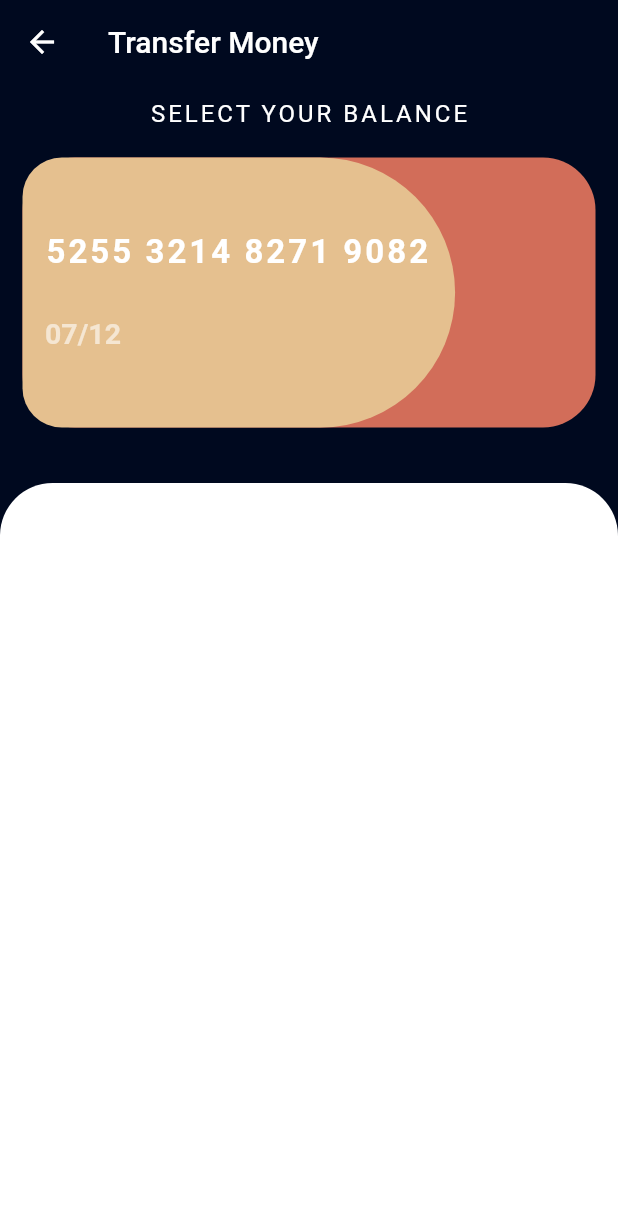
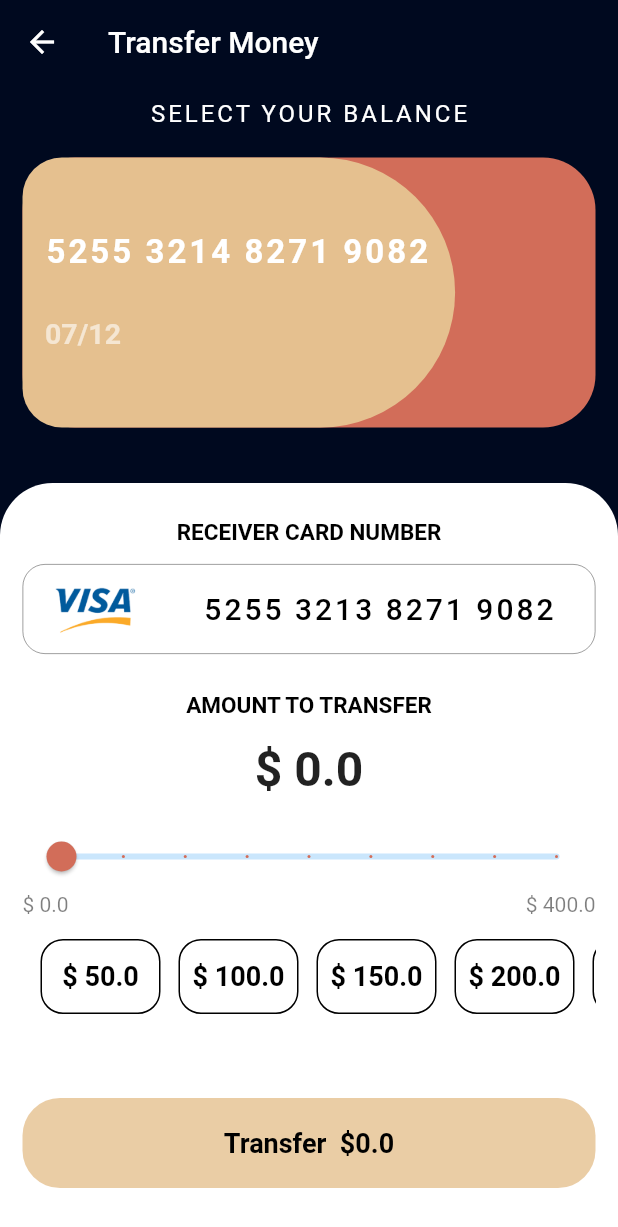
Before and after one commit to iffatak/test_project, a Flutter app: the TransferMoneyScreen screen opened directly, on a phone screen of 412 x 824 dp. Shown: the top 1227 px of the screen. Run offline on Flutter 3.47's test engine with Material 2 defaults, Android fonts, the phone set to English and light mode, and no system bars; our stand-ins replace carousel_slider.

Commit message:
transfer amount screen build

```diff
--- a/lib/Modules/Transactions/transfer_money_screen.dart
+++ b/lib/Modules/Transactions/transfer_money_screen.dart
@@ -1,5 +1,7 @@
 import 'package:flutter/material.dart';
+import 'package:test_project/Modules/Transactions/widgets/amount_selector.dart';
 import 'package:test_project/Modules/Transactions/widgets/master_card.dart';
+import 'package:test_project/Modules/Transactions/widgets/receiver_card.dart';
 import 'package:test_project/Utils/color_codes.dart';
 import 'package:test_project/Utils/utils.dart';
 
@@ -12,6 +14,9 @@ class TransferMoneyScreen extends StatefulWidget {
 }
 
 class _TransferMoneyScreenState extends State<TransferMoneyScreen> {
+  double amountToTransfer=0.0;
+  double min = 0.0;
+  double max = 400;
   @override
   Widget build(BuildContext context) {
     return Scaffold(
@@ -40,19 +45,8 @@ class _TransferMoneyScreenState extends State<TransferMoneyScreen> {
           child: Column(
             children: [
               headerWidget(),
-              SizedBox(height: 15,),
-              Expanded(
-                flex: 2,
-                child: Container(
-                  decoration:const BoxDecoration(
-                    color: ColorCodes.WHITE_COLOR,
-                    borderRadius: BorderRadius.only(
-                      topRight: Radius.circular(35),
-                      topLeft: Radius.circular(35)
-                    )
-                  ),
-                ),
-              )
+              const SizedBox(height: 15,),
+              bodyContent()
             ],
           ),
         ),
@@ -79,4 +73,113 @@ class _TransferMoneyScreenState extends State<TransferMoneyScreen> {
       ),
     );
   }
+
+  bodyContent(){
+    return Expanded(
+      flex: 2,
+      child: Container(
+        padding:const  EdgeInsets.symmetric(horizontal: 15,vertical: 12),
+        decoration:const BoxDecoration(
+            color: ColorCodes.WHITE_COLOR,
+            borderRadius: BorderRadius.only(
+                topRight: Radius.circular(35),
+                topLeft: Radius.circular(35)
+            )
+        ),
+        child: Column(
+          children: [
+            const SizedBox(height: 12,),
+           const Text("RECEIVER CARD NUMBER",
+              style: TextStyle(
+              fontSize: 15,
+              color: ColorCodes.BLACK_COLOR,
+              fontWeight: FontWeight.w600,
+            ),),
+            const SizedBox(height: 12,),
+            const ReceiverCard(),
+           const SizedBox(height: 25,),
+            const Text("AMOUNT TO TRANSFER",
+              style: TextStyle(
+                fontSize: 15,
+                color: ColorCodes.BLACK_COLOR,
+                fontWeight: FontWeight.w600,
+              ),),
+            const SizedBox(height: 15,),
+            Text("\$ $amountToTransfer",style:const TextStyle(
+              fontWeight: FontWeight.bold,
+              fontSize: 32,
+            ),),
+            const SizedBox(height: 15,),
+            sliderWidget(),
+            const SizedBox(height: 15,),
+            AmountSelector(
+                min: min,
+                max: max,
+                division: 8,
+                onChange: (val){
+                  setState(() {
+                    amountToTransfer = val;
+                  });
+                }
+            ),
+            const Spacer(),
+            SizedBox(
+              height: 60,
+              width: double.maxFinite,
+              child: ElevatedButton(
+                style: ElevatedButton.styleFrom(
+                  elevation: 0,
+                  primary: ColorCodes.PEACH_COLOR.withOpacity(0.8),
+                  shape: RoundedRectangleBorder(
+                    borderRadius: BorderRadius.circular(25)
+                  )
+                ),
+                  onPressed: (){},
+                  child: Text("Transfer  \$$amountToTransfer",
+                  style: const TextStyle(
+                    color: ColorCodes.BLACK_COLOR,
+                    fontSize: 18,
+                    fontWeight: FontWeight.bold
+                  ),)
+              ),
+            ),
+            const SizedBox(height: 20,)
+
+          ],
+        ),
+      ),
+    );
+  }
+
+  sliderWidget(){
+    return Column(
+      children: [
+        Slider(
+            value: amountToTransfer,
+            min: min,
+            max: max,
+            divisions: 8,
+            activeColor: ColorCodes.PINK_COLOR,
+            thumbColor: ColorCodes.PINK_COLOR,
+            onChanged: (val) {
+              setState(() {
+                amountToTransfer = val;
+              });
+            }
+        ),
+        Row(
+          mainAxisAlignment: MainAxisAlignment.spaceBetween,
+          children: [
+            Text("\$ $min",style: TextStyle(
+              color: ColorCodes.BLACK_COLOR.withOpacity(0.5)
+            ),),
+            Text("\$ $max",style: TextStyle(
+                color: ColorCodes.BLACK_COLOR.withOpacity(0.5)
+            )
+            )
+          ],
+        )
+      ],
+    );
+  }
 }
--- /dev/null
+++ b/lib/Modules/Transactions/widgets/amount_selector.dart
@@ -0,0 +1,69 @@
+import 'package:flutter/material.dart';
+import 'package:test_project/Utils/color_codes.dart';
+
+
+class AmountSelector extends StatefulWidget {
+  double min, max;
+  int division;
+  Function onChange;
+  AmountSelector({required this.min, required this.max, required this.division, required this.onChange});
+
+  @override
+  State<AmountSelector> createState() => _AmountSelectorState();
+}
+
+class _AmountSelectorState extends State<AmountSelector> {
+  double oneDivisionValue = 0;
+  int selectedValue = -1;
+
+  @override
+  void initState() {
+    // TODO: implement initState
+    super.initState();
+    oneDivisionValue = widget.max / widget.division;
+  }
+  @override
+  Widget build(BuildContext context) {
+    return SizedBox(
+      height: 50,
+      width: double.maxFinite,
+      child: ListView.separated(
+        padding: const EdgeInsets.symmetric(horizontal: 12),
+        scrollDirection: Axis.horizontal,
+          itemBuilder: (context,i)=>selectorCard("${(i+1)*oneDivisionValue}", i),
+          separatorBuilder: (context,i)=>const SizedBox(width: 12,),
+          itemCount: widget.division
+      ),
+    );
+  }
+
+
+  selectorCard(String value, int index){
+    return GestureDetector(
+      onTap: (){
+        setState(() {
+          selectedValue = index;
+        });
+        widget.onChange(double.parse(value));
+      },
+      child: Container(
+        height: 50,
+        width: 80,
+        decoration: BoxDecoration(
+          color: index==selectedValue?ColorCodes.BLACK_COLOR:ColorCodes.WHITE_COLOR,
+          borderRadius: BorderRadius.circular(15),
+          border: Border.all(color: ColorCodes.BLACK_COLOR)
+        ),
+        child: Center(
+          child: Text("\$ $value",style: TextStyle(
+            color: index==selectedValue?
+            ColorCodes.WHITE_COLOR:
+            ColorCodes.BLACK_COLOR,
+            fontWeight: FontWeight.bold,
+            fontSize: 18
+          ),),
+        ),
+      ),
+    );
+  }
+}
--- /dev/null
+++ b/lib/Modules/Transactions/widgets/receiver_card.dart
@@ -0,0 +1,35 @@
+import 'package:flutter/material.dart';
+import 'package:test_project/Utils/color_codes.dart';
+
+
+class ReceiverCard extends StatelessWidget {
+  const ReceiverCard({Key? key}) : super(key: key);
+
+  @override
+  Widget build(BuildContext context) {
+    return Container(
+      height: 60,
+      width: double.maxFinite,
+      decoration: BoxDecoration(
+        color: ColorCodes.WHITE_COLOR,
+        borderRadius: BorderRadius.circular(15),
+        border: Border.all(color: ColorCodes.BLACK_COLOR.withOpacity(0.5),width: 0.5)
+      ),
+      child: Row(
+        children: [
+          Expanded(child: Image.asset("assets/visa.png")),
+          const Expanded(
+            flex: 3,
+              child: Text("5255 3213 8271 9082",style: TextStyle(
+                color: ColorCodes.BLACK_COLOR,
+                fontSize: 20,
+                letterSpacing: 2,
+                fontWeight: FontWeight.w500
+              ),
+                textAlign: TextAlign.center,
+              ))
+        ],
+      ),
+    );
+  }
+}
--- a/lib/Utils/utils.dart
+++ b/lib/Utils/utils.dart
@@ -3,13 +3,10 @@ import 'package:flutter/material.dart';
 
 class Utils{
 
-  static double getScreenHeight(context){
-    return MediaQuery.of(context).size.height;
-  }
+  static double getScreenHeight(context)=> MediaQuery.of(context).size.height;
 
-  static double getScreenWidth(context){
-    return MediaQuery.of(context).size.width;
-  }
+  static double getScreenWidth(context)=> MediaQuery.of(context).size.width;
+
 
   static pushScreen(context, Widget goTo){
     Navigator.push(context, MaterialPageRoute(builder: (context)=>goTo));
```
Also changed, not shown: assets/masterCard.png (added), assets/visa.png (added).
